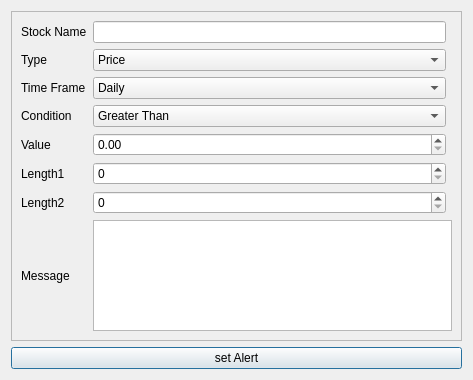
The window that UIFiles/alertDialog.ui (ShubhamMandavkar/TYLiveProjectt-StockAutomationSystem) describes before a commit, drawn with Qt 5.
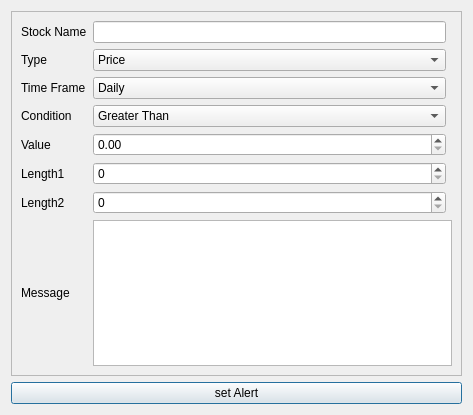
The same window after the commit.

```diff
--- a/UIFiles/alertDialog.ui
+++ b/UIFiles/alertDialog.ui
@@ -7,7 +7,7 @@
     <x>0</x>
     <y>0</y>
     <width>473</width>
-    <height>380</height>
+    <height>415</height>
    </rect>
   </property>
   <property name="windowTitle">
```
